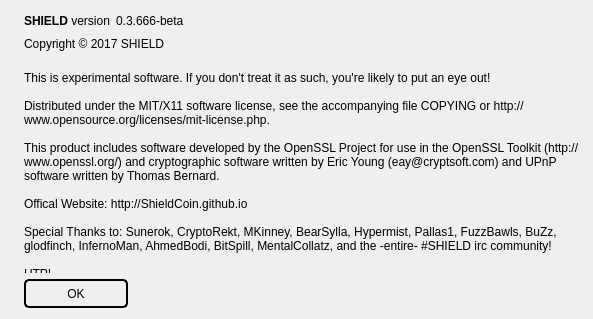
This is src/qt/forms/aboutdialog.ui in ShieldCoin/SHIELD-v2-old as Qt 5 draws it before an edit. The edited form follows.
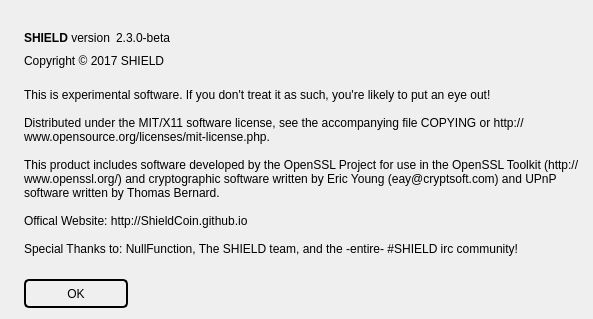
This is the edited form. Icons and pictures are not drawn.

Commit message: Update for Windows qt wallet

What changed in the file:
```diff
--- a/src/qt/forms/aboutdialog.ui
+++ b/src/qt/forms/aboutdialog.ui
@@ -13,6 +13,1276 @@
   <property name="windowTitle">
    <string>About SHIELD</string>
   </property>
+  <property name="styleSheet">
+   <string notr="true">/*
+ * The MIT License (MIT)
+ *
+ * Copyright (c) &lt;2013-2014&gt; &lt;Colin Duquesnoy&gt;
+ *
+ * Permission is hereby granted, free of charge, to any person obtaining a copy
+ * of this software and associated documentation files (the &quot;Software&quot;), to deal
+ * in the Software without restriction, including without limitation the rights
+ * to use, copy, modify, merge, publish, distribute, sublicense, and/or sell
+ * copies of the Software, and to permit persons to whom the Software is
+ * furnished to do so, subject to the following conditions:
+
+ * The above copyright notice and this permission notice shall be included in
+ * all copies or substantial portions of the Software.
+
+ * THE SOFTWARE IS PROVIDED &quot;AS IS&quot;, WITHOUT WARRANTY OF ANY KIND, EXPRESS OR
+ * IMPLIED, INCLUDING BUT NOT LIMITED TO THE WARRANTIES OF MERCHANTABILITY,
+ * FITNESS FOR A PARTICULAR PURPOSE AND NONINFRINGEMENT. IN NO EVENT SHALL THE
+ * AUTHORS OR COPYRIGHT HOLDERS BE LIABLE FOR ANY CLAIM, DAMAGES OR OTHER
+ * LIABILITY, WHETHER IN AN ACTION OF CONTRACT, TORT OR OTHERWISE, ARISING FROM,
+ * OUT OF OR IN CONNECTION WITH THE SOFTWARE OR THE USE OR OTHER DEALINGS IN
+ * THE SOFTWARE.
+ */
+QToolTip
+{
+    border: 1px solid #76797C;
+    background-color: rgb(90, 102, 117);;
+    color: white;
+    padding: 5px;
+    opacity: 200;
+}
+
+QWidget
+{
+    color: #eff0f1;
+    background-color: #31363b;
+    selection-background-color:#3daee9;
+    selection-color: #eff0f1;
+    background-clip: border;
+    border-image: none;
+    border: 0px transparent black;
+    outline: 0;
+}
+
+QWidget:item:hover
+{
+    background-color: #18465d;
+    color: #eff0f1;
+}
+
+QWidget:item:selected
+{
+    background-color: #18465d;
+}
+
+QCheckBox
+{
+    spacing: 5px;
+    outline: none;
+    color: #eff0f1;
+    margin-bottom: 2px;
+}
+
+QCheckBox:disabled
+{
+    color: #76797C;
+}
+
+QCheckBox::indicator,
+QGroupBox::indicator
+{
+    width: 18px;
+    height: 18px;
+}
+QGroupBox::indicator
+{
+    margin-left: 2px;
+}
+
+QCheckBox::indicator:unchecked
+{
+    image: url(:/qss_icons/rc/checkbox_unchecked.png);
+}
+
+QCheckBox::indicator:unchecked:hover,
+QCheckBox::indicator:unchecked:focus,
+QCheckBox::indicator:unchecked:pressed,
+QGroupBox::indicator:unchecked:hover,
+QGroupBox::indicator:unchecked:focus,
+QGroupBox::indicator:unchecked:pressed
+{
+  border: none;
+    image: url(:/qss_icons/rc/checkbox_unchecked_focus.png);
+}
+
+QCheckBox::indicator:checked
+{
+    image: url(:/qss_icons/rc/checkbox_checked.png);
+}
+
+QCheckBox::indicator:checked:hover,
+QCheckBox::indicator:checked:focus,
+QCheckBox::indicator:checked:pressed,
+QGroupBox::indicator:checked:hover,
+QGroupBox::indicator:checked:focus,
+QGroupBox::indicator:checked:pressed
+{
+  border: none;
+    image: url(:/qss_icons/rc/checkbox_checked_focus.png);
+}
+
+
+QCheckBox::indicator:indeterminate
+{
+    image: url(:/qss_icons/rc/checkbox_indeterminate.png);
+}
+
+QCheckBox::indicator:indeterminate:focus,
+QCheckBox::indicator:indeterminate:hover,
+QCheckBox::indicator:indeterminate:pressed
+{
+    image: url(:/qss_icons/rc/checkbox_indeterminate_focus.png);
+}
+
+QCheckBox::indicator:checked:disabled,
+QGroupBox::indicator:checked:disabled
+{
+    image: url(:/qss_icons/rc/checkbox_checked_disabled.png);
+}
+
+QCheckBox::indicator:unchecked:disabled,
+QGroupBox::indicator:unchecked:disabled
+{
+    image: url(:/qss_icons/rc/checkbox_unchecked_disabled.png);
+}
+
+QRadioButton
+{
+    spacing: 5px;
+    outline: none;
+    color: #eff0f1;
+    margin-bottom: 2px;
+}
+
+QRadioButton:disabled
+{
+    color: #76797C;
+}
+QRadioButton::indicator
+{
+    width: 21px;
+    height: 21px;
+}
+
+QRadioButton::indicator:unchecked
+{
+    image: url(:/qss_icons/rc/radio_unchecked.png);
+}
+
+
+QRadioButton::indicator:unchecked:hover,
+QRadioButton::indicator:unchecked:focus,
+QRadioButton::indicator:unchecked:pressed
+{
+    border: none;
+    outline: none;
+    image: url(:/qss_icons/rc/radio_unchecked_focus.png);
+}
+
+QRadioButton::indicator:checked
+{
+    border: none;
+    outline: none;
+    image: url(:/qss_icons/rc/radio_checked.png);
+}
+
+QRadioButton::indicator:checked:hover,
+QRadioButton::indicator:checked:focus,
+QRadioButton::indicator:checked:pressed
+{
+    border: none;
+    outline: none;
+    image: url(:/qss_icons/rc/radio_checked_focus.png);
+}
+
+QRadioButton::indicator:checked:disabled
+{
+    outline: none;
+    image: url(:/qss_icons/rc/radio_checked_disabled.png);
+}
+
+QRadioButton::indicator:unchecked:disabled
+{
+    image: url(:/qss_icons/rc/radio_unchecked_disabled.png);
+}
+
+
+QMenuBar
+{
+    background-color: #31363b;
+    color: #eff0f1;
+}
+
+QMenuBar::item
+{
+    background: transparent;
+}
+
+QMenuBar::item:selected
+{
+    background: transparent;
+    border: 1px solid #76797C;
+}
+
+QMenuBar::item:pressed
+{
+    border: 1px solid #76797C;
+    background-color: #3daee9;
+    color: #eff0f1;
+    margin-bottom:-1px;
+    padding-bottom:1px;
+}
+
+QMenu
+{
+    border: 1px solid #76797C;
+    color: #eff0f1;
+    margin: 2px;
+}
+
+QMenu::icon
+{
+    margin: 5px;
+}
+
+QMenu::item
+{
+    padding: 5px 30px 5px 30px;
+    border: 1px solid transparent; /* reserve space for selection border */
+}
+
+QMenu::item:selected
+{
+    color: #eff0f1;
+}
+
+QMenu::separator {
+    height: 2px;
+    background: lightblue;
+    margin-left: 10px;
+    margin-right: 5px;
+}
+
+QMenu::indicator {
+    width: 18px;
+    height: 18px;
+}
+
+/* non-exclusive indicator = check box style indicator
+   (see QActionGroup::setExclusive) */
+QMenu::indicator:non-exclusive:unchecked {
+    image: url(:/qss_icons/rc/checkbox_unchecked.png);
+}
+
+QMenu::indicator:non-exclusive:unchecked:selected {
+    image: url(:/qss_icons/rc/checkbox_unchecked_disabled.png);
+}
+
+QMenu::indicator:non-exclusive:checked {
+    image: url(:/qss_icons/rc/checkbox_checked.png);
+}
+
+QMenu::indicator:non-exclusive:checked:selected {
+    image: url(:/qss_icons/rc/checkbox_checked_disabled.png);
+}
+
+/* exclusive indicator = radio button style indicator (see QActionGroup::setExclusive) */
+QMenu::indicator:exclusive:unchecked {
+    image: url(:/qss_icons/rc/radio_unchecked.png);
+}
+
+QMenu::indicator:exclusive:unchecked:selected {
+    image: url(:/qss_icons/rc/radio_unchecked_disabled.png);
+}
+
+QMenu::indicator:exclusive:checked {
+    image: url(:/qss_icons/rc/radio_checked.png);
+}
+
+QMenu::indicator:exclusive:checked:selected {
+    image: url(:/qss_icons/rc/radio_checked_disabled.png);
+}
+
+QMenu::right-arrow {
+    margin: 5px;
+    image: url(:/qss_icons/rc/right_arrow.png)
+}
+
+
+QWidget:disabled
+{
+    color: #454545;
+    background-color: #31363b;
+}
+
+QAbstractItemView
+{
+    alternate-background-color: #31363b;
+    color: #eff0f1;
+    border: 1px solid 3A3939;
+    border-radius: 2px;
+}
+
+QWidget:focus, QMenuBar:focus
+{
+    border: 1px solid #3daee9;
+}
+
+QTabWidget:focus, QCheckBox:focus, QRadioButton:focus, QSlider:focus
+{
+    border: none;
+}
+
+QLineEdit
+{
+    background-color: #232629;
+    padding: 5px;
+    border-style: solid;
+    border: 1px solid #76797C;
+    border-radius: 2px;
+    color: #eff0f1;
+}
+
+QAbstractItemView QLineEdit
+{
+    padding: 0;
+}
+
+QGroupBox {
+    border:1px solid #76797C;
+    border-radius: 2px;
+    margin-top: 20px;
+}
+
+QGroupBox::title {
+    subcontrol-origin: margin;
+    subcontrol-position: top center;
+    padding-left: 10px;
+    padding-right: 10px;
+    padding-top: 10px;
+}
+
+QAbstractScrollArea
+{
+    border-radius: 2px;
+    border: 1px solid #76797C;
+    background-color: transparent;
+}
+
+QScrollBar:horizontal
+{
+    height: 15px;
+    margin: 3px 15px 3px 15px;
+    border: 1px transparent #2A2929;
+    border-radius: 4px;
+    background-color: #2A2929;
+}
+
+QScrollBar::handle:horizontal
+{
+    background-color: #605F5F;
+    min-width: 5px;
+    border-radius: 4px;
+}
+
+QScrollBar::add-line:horizontal
+{
+    margin: 0px 3px 0px 3px;
+    border-image: url(:/qss_icons/rc/right_arrow_disabled.png);
+    width: 10px;
+    height: 10px;
+    subcontrol-position: right;
+    subcontrol-origin: margin;
+}
+
+QScrollBar::sub-line:horizontal
+{
+    margin: 0px 3px 0px 3px;
+    border-image: url(:/qss_icons/rc/left_arrow_disabled.png);
+    height: 10px;
+    width: 10px;
+    subcontrol-position: left;
+    subcontrol-origin: margin;
+}
+
+QScrollBar::add-line:horizontal:hover,QScrollBar::add-line:horizontal:on
+{
+    border-image: url(:/qss_icons/rc/right_arrow.png);
+    height: 10px;
+    width: 10px;
+    subcontrol-position: right;
+    subcontrol-origin: margin;
+}
+
+
+QScrollBar::sub-line:horizontal:hover, QScrollBar::sub-line:horizontal:on
+{
+    border-image: url(:/qss_icons/rc/left_arrow.png);
+    height: 10px;
+    width: 10px;
+    subcontrol-position: left;
+    subcontrol-origin: margin;
+}
+
+QScrollBar::up-arrow:horizontal, QScrollBar::down-arrow:horizontal
+{
+    background: none;
+}
+
+
+QScrollBar::add-page:horizontal, QScrollBar::sub-page:horizontal
+{
+    background: none;
+}
+
+QScrollBar:vertical
+{
+    background-color: #2A2929;
+    width: 15px;
+    margin: 15px 3px 15px 3px;
+    border: 1px transparent #2A2929;
+    border-radius: 4px;
+}
+
+QScrollBar::handle:vertical
+{
+    background-color: #605F5F;
+    min-height: 5px;
+    border-radius: 4px;
+}
+
+QScrollBar::sub-line:vertical
+{
+    margin: 3px 0px 3px 0px;
+    border-image: url(:/qss_icons/rc/up_arrow_disabled.png);
+    height: 10px;
+    width: 10px;
+    subcontrol-position: top;
+    subcontrol-origin: margin;
+}
+
+QScrollBar::add-line:vertical
+{
+    margin: 3px 0px 3px 0px;
+    border-image: url(:/qss_icons/rc/down_arrow_disabled.png);
+    height: 10px;
+    width: 10px;
+    subcontrol-position: bottom;
+    subcontrol-origin: margin;
+}
+
+QScrollBar::sub-line:vertical:hover,QScrollBar::sub-line:vertical:on
+{
+
+    border-image: url(:/qss_icons/rc/up_arrow.png);
+    height: 10px;
+    width: 10px;
+    subcontrol-position: top;
+    subcontrol-origin: margin;
+}
+
+
+QScrollBar::add-line:vertical:hover, QScrollBar::add-line:vertical:on
+{
+    border-image: url(:/qss_icons/rc/down_arrow.png);
+    height: 10px;
+    width: 10px;
+    subcontrol-position: bottom;
+    subcontrol-origin: margin;
+}
+
+QScrollBar::up-arrow:vertical, QScrollBar::down-arrow:vertical
+{
+    background: none;
+}
+
+
+QScrollBar::add-page:vertical, QScrollBar::sub-page:vertical
+{
+    background: none;
+}
+
+QTextEdit
+{
+    background-color: #232629;
+    color: #eff0f1;
+    border: 1px solid #76797C;
+}
+
+QPlainTextEdit
+{
+    background-color: #232629;;
+    color: #eff0f1;
+    border-radius: 2px;
+    border: 1px solid #76797C;
+}
+
+QHeaderView::section
+{
+    background-color: #76797C;
+    color: #eff0f1;
+    padding: 5px;
+    border: 1px solid #76797C;
+}
+
+QSizeGrip {
+    image: url(:/qss_icons/rc/sizegrip.png);
+    width: 12px;
+    height: 12px;
+}
+
+
+QMainWindow::separator
+{
+    background-color: #31363b;
+    color: white;
+    padding-left: 4px;
+    spacing: 2px;
+    border: 1px dashed #76797C;
+}
+
+QMainWindow::separator:hover
+{
+
+    background-color: #787876;
+    color: white;
+    padding-left: 4px;
+    border: 1px solid #76797C;
+    spacing: 2px;
+}
+
+
+QMenu::separator
+{
+    height: 1px;
+    background-color: #76797C;
+    color: white;
+    padding-left: 4px;
+    margin-left: 10px;
+    margin-right: 5px;
+}
+
+
+QFrame
+{
+    border-radius: 2px;
+    border: 1px solid #76797C;
+}
+
+QFrame[frameShape=&quot;0&quot;]
+{
+    border-radius: 2px;
+    border: 1px transparent #76797C;
+}
+
+QStackedWidget
+{
+    border: 1px transparent black;
+}
+
+QToolBar {
+    border: 1px transparent #393838;
+    background: 1px solid #31363b;
+    font-weight: bold;
+}
+
+QToolBar::handle:horizontal {
+    image: url(:/qss_icons/rc/Hmovetoolbar.png);
+}
+QToolBar::handle:vertical {
+    image: url(:/qss_icons/rc/Vmovetoolbar.png);
+}
+QToolBar::separator:horizontal {
+    image: url(:/qss_icons/rc/Hsepartoolbar.png);
+}
+QToolBar::separator:vertical {
+    image: url(:/qss_icons/rc/Vsepartoolbar.png);
+}
+QToolButton#qt_toolbar_ext_button {
+    background: #58595a
+}
+
+QPushButton
+{
+    color: #eff0f1;
+    background-color: #31363b;
+    border-width: 1px;
+    border-color: #76797C;
+    border-style: solid;
+    padding: 5px;
+    border-radius: 2px;
+    outline: none;
+}
+
+QPushButton:disabled
+{
+    background-color: #31363b;
+    border-width: 1px;
+    border-color: #454545;
+    border-style: solid;
+    padding-top: 5px;
+    padding-bottom: 5px;
+    padding-left: 10px;
+    padding-right: 10px;
+    border-radius: 2px;
+    color: #454545;
+}
+
+QPushButton:focus {
+    background-color: #3daee9;
+    color: white;
+}
+
+QPushButton:pressed
+{
+    background-color: #3daee9;
+    padding-top: -15px;
+    padding-bottom: -17px;
+}
+
+QComboBox
+{
+    selection-background-color: #3daee9;
+    border-style: solid;
+    border: 1px solid #76797C;
+    border-radius: 2px;
+    padding: 5px;
+    min-width: 75px;
+}
+
+QPushButton:checked{
+    background-color: #76797C;
+    border-color: #6A6969;
+}
+
+QComboBox:hover,QPushButton:hover,QAbstractSpinBox:hover,QLineEdit:hover,QTextEdit:hover,QPlainTextEdit:hover,QAbstractView:hover,QTreeView:hover
+{
+    border: 1px solid #3daee9;
+    color: #eff0f1;
+}
+
+QComboBox:on
+{
+    padding-top: 3px;
+    padding-left: 4px;
+    selection-background-color: #4a4a4a;
+}
+
+QComboBox QAbstractItemView
+{
+    background-color: #232629;
+    border-radius: 2px;
+    border: 1px solid #76797C;
+    selection-background-color: #18465d;
+}
+
+QComboBox::drop-down
+{
+    subcontrol-origin: padding;
+    subcontrol-position: top right;
+    width: 15px;
+
+    border-left-width: 0px;
+    border-left-color: darkgray;
+    border-left-style: solid;
+    border-top-right-radius: 3px;
+    border-bottom-right-radius: 3px;
+}
+
+QComboBox::down-arrow
+{
+    image: url(:/qss_icons/rc/down_arrow_disabled.png);
+}
+
+QComboBox::down-arrow:on, QComboBox::down-arrow:hover,
+QComboBox::down-arrow:focus
+{
+    image: url(:/qss_icons/rc/down_arrow.png);
+}
+
+QAbstractSpinBox {
+    padding: 5px;
+    border: 1px solid #76797C;
+    background-color: #232629;
+    color: #eff0f1;
+    border-radius: 2px;
+    min-width: 75px;
+}
+
+QAbstractSpinBox:up-button
+{
+    background-color: transparent;
+    subcontrol-origin: border;
+    subcontrol-position: center right;
+}
+
+QAbstractSpinBox:down-button
+{
+    background-color: transparent;
+    subcontrol-origin: border;
+    subcontrol-position: center left;
+}
+
+QAbstractSpinBox::up-arrow,QAbstractSpinBox::up-arrow:disabled,QAbstractSpinBox::up-arrow:off {
+    image: url(:/qss_icons/rc/up_arrow_disabled.png);
+    width: 10px;
+    height: 10px;
+}
+QAbstractSpinBox::up-arrow:hover
+{
+    image: url(:/qss_icons/rc/up_arrow.png);
+}
+
+
+QAbstractSpinBox::down-arrow,QAbstractSpinBox::down-arrow:disabled,QAbstractSpinBox::down-arrow:off
+{
+    image: url(:/qss_icons/rc/down_arrow_disabled.png);
+    width: 10px;
+    height: 10px;
+}
+QAbstractSpinBox::down-arrow:hover
+{
+    image: url(:/qss_icons/rc/down_arrow.png);
+}
+
+
+QLabel
+{
+    border: 0px solid black;
+}
+
+QTabWidget{
+    border: 0px transparent black;
+}
+
+QTabWidget::pane {
+    border: 1px solid #76797C;
+    padding: 5px;
+    margin: 0px;
+}
+
+QTabWidget::tab-bar {
+    left: 5px; /* move to the right by 5px */
+}
+
+QTabBar
+{
+    qproperty-drawBase: 0;
+    border-radius: 3px;
+}
+
+QTabBar:focus
+{
+    border: 0px transparent black;
+}
+
+QTabBar::close-button  {
+    image: url(:/qss_icons/rc/close.png);
+    background: transparent;
+}
+
+QTabBar::close-button:hover
+{
+    image: url(:/qss_icons/rc/close-hover.png);
+    background: transparent;
+}
+
+QTabBar::close-button:pressed {
+    image: url(:/qss_icons/rc/close-pressed.png);
+    background: transparent;
+}
+
+/* TOP TABS */
+QTabBar::tab:top {
+    color: #eff0f1;
+    border: 1px solid #76797C;
+    border-bottom: 1px transparent black;
+    background-color: #31363b;
+    padding: 5px;
+    min-width: 50px;
+    border-top-left-radius: 2px;
+    border-top-right-radius: 2px;
+}
+
+QTabBar::tab:top:!selected
+{
+    color: #eff0f1;
+    background-color: #54575B;
+    border: 1px solid #76797C;
+    border-bottom: 1px transparent black;
+    border-top-left-radius: 2px;
+    border-top-right-radius: 2px;    
+}
+
+QTabBar::tab:top:!selected:hover {
+    background-color: #3daee9;
+}
+
+/* BOTTOM TABS */
+QTabBar::tab:bottom {
+    color: #eff0f1;
+    border: 1px solid #76797C;
+    border-top: 1px transparent black;
+    background-color: #31363b;
+    padding: 5px;
+    border-bottom-left-radius: 2px;
+    border-bottom-right-radius: 2px;
+    min-width: 50px;
+}
+
+QTabBar::tab:bottom:!selected
+{
+    color: #eff0f1;
+    background-color: #54575B;
+    border: 1px solid #76797C;
+    border-top: 1px transparent black;
+    border-bottom-left-radius: 2px;
+    border-bottom-right-radius: 2px;
+}
+
+QTabBar::tab:bottom:!selected:hover {
+    background-color: #3daee9;
+}
+
+/* LEFT TABS */
+QTabBar::tab:left {
+    color: #eff0f1;
+    border: 1px solid #76797C;
+    border-left: 1px transparent black;
+    background-color: #31363b;
+    padding: 5px;
+    border-top-right-radius: 2px;
+    border-bottom-right-radius: 2px;
+    min-height: 50px;
+}
+
+QTabBar::tab:left:!selected
+{
+    color: #eff0f1;
+    background-color: #54575B;
+    border: 1px solid #76797C;
+    border-left: 1px transparent black;
+    border-top-right-radius: 2px;
+    border-bottom-right-radius: 2px;
+}
+
+QTabBar::tab:left:!selected:hover {
+    background-color: #3daee9;
+}
+
+
+/* RIGHT TABS */
+QTabBar::tab:right {
+    color: #eff0f1;
+    border: 1px solid #76797C;
+    border-right: 1px transparent black;
+    background-color: #31363b;
+    padding: 5px;
+    border-top-left-radius: 2px;
+    border-bottom-left-radius: 2px;
+    min-height: 50px;
+}
+
+QTabBar::tab:right:!selected
+{
+    color: #eff0f1;
+    background-color: #54575B;
+    border: 1px solid #76797C;
+    border-right: 1px transparent black;
+    border-top-left-radius: 2px;
+    border-bottom-left-radius: 2px;
+}
+
+QTabBar::tab:right:!selected:hover {
+    background-color: #3daee9;
+}
+
+QTabBar QToolButton::right-arrow:enabled {
+     image: url(:/qss_icons/rc/right_arrow.png);
+ }
+
+ QTabBar QToolButton::left-arrow:enabled {
+     image: url(:/qss_icons/rc/left_arrow.png);
+ }
+
+QTabBar QToolButton::right-arrow:disabled {
+     image: url(:/qss_icons/rc/right_arrow_disabled.png);
+ }
+
+ QTabBar QToolButton::left-arrow:disabled {
+     image: url(:/qss_icons/rc/left_arrow_disabled.png);
+ }
+
+
+QDockWidget {
+    background: #31363b;
+    border: 1px solid #403F3F;
+    titlebar-close-icon: url(:/qss_icons/rc/close.png);
+    titlebar-normal-icon: url(:/qss_icons/rc/undock.png);
+}
+
+QDockWidget::close-button, QDockWidget::float-button {
+    border: 1px solid transparent;
+    border-radius: 2px;
+    background: transparent;
+}
+
+QDockWidget::close-button:hover, QDockWidget::float-button:hover {
+    background: rgba(255, 255, 255, 10);
+}
+
+QDockWidget::close-button:pressed, QDockWidget::float-button:pressed {
+    padding: 1px -1px -1px 1px;
+    background: rgba(255, 255, 255, 10);
+}
+
+QTreeView, QListView
+{
+    border: 1px solid #76797C;
+    background-color: #232629;
+}
+
+QTreeView:branch:selected, QTreeView:branch:hover
+{
+    background: url(:/qss_icons/rc/transparent.png);
+}
+
+QTreeView::branch:has-siblings:!adjoins-item {
+    border-image: url(:/qss_icons/rc/transparent.png);
+}
+
+QTreeView::branch:has-siblings:adjoins-item {
+    border-image: url(:/qss_icons/rc/transparent.png);
+}
+
+QTreeView::branch:!has-children:!has-siblings:adjoins-item {
+    border-image: url(:/qss_icons/rc/transparent.png);
+}
+
+QTreeView::branch:has-children:!has-siblings:closed,
+QTreeView::branch:closed:has-children:has-siblings {
+    image: url(:/qss_icons/rc/branch_closed.png);
+}
+
+QTreeView::branch:open:has-children:!has-siblings,
+QTreeView::branch:open:has-children:has-siblings  {
+    image: url(:/qss_icons/rc/branch_open.png);
+}
+
+QTreeView::branch:has-children:!has-siblings:closed:hover,
+QTreeView::branch:closed:has-children:has-siblings:hover {
+    image: url(:/qss_icons/rc/branch_closed-on.png);
+    }
+
+QTreeView::branch:open:has-children:!has-siblings:hover,
+QTreeView::branch:open:has-children:has-siblings:hover  {
+    image: url(:/qss_icons/rc/branch_open-on.png);
+    }
+
+QListView::item:!selected:hover, QTreeView::item:!selected:hover  {
+    background: #18465d;
+    outline: 0;
+    color: #eff0f1
+}
+
+QListView::item:selected:hover, QTreeView::item:selected:hover  {
+    background: #287399;
+    color: #eff0f1;
+}
+
+QSlider::groove:horizontal {
+    border: 1px solid #565a5e;
+    height: 4px;
+    background: #565a5e;
+    margin: 0px;
+    border-radius: 2px;
+}
+
+QSlider::handle:horizontal {
+    background: #232629;
+    border: 1px solid #565a5e;
+    width: 16px;
+    height: 16px;
+    margin: -8px 0;
+    border-radius: 9px;
+}
+
+QSlider::groove:vertical {
+    border: 1px solid #565a5e;
+    width: 4px;
+    background: #565a5e;
+    margin: 0px;
+    border-radius: 3px;
+}
+
+QSlider::handle:vertical {
+    background: #232629;
+    border: 1px solid #565a5e;
+    width: 16px;
+    height: 16px;
+    margin: 0 -8px;
+    border-radius: 9px;
+}
+
+QToolButton {
+    background-color: transparent;
+    border: 1px transparent #76797C;
+    border-radius: 2px;
+    margin: 3px;
+    padding: 5px;
+}
+
+QToolButton[popupMode=&quot;1&quot;] { /* only for MenuButtonPopup */
+ padding-right: 20px; /* make way for the popup button */
+ border: 1px #76797C;
+ border-radius: 5px;
+}
+
+QToolButton[popupMode=&quot;2&quot;] { /* only for InstantPopup */
+ padding-right: 10px; /* make way for the popup button */
+ border: 1px #76797C;
+}
+
+
+QToolButton:hover, QToolButton::menu-button:hover {
+    background-color: transparent;
+    border: 1px solid #3daee9;
+    padding: 5px;
+}
+
+QToolButton:checked, QToolButton:pressed,
+        QToolButton::menu-button:pressed {
+    background-color: #3daee9;
+    border: 1px solid #3daee9;
+    padding: 5px;
+}
+
+/* the subcontrol below is used only in the InstantPopup or DelayedPopup mode */
+QToolButton::menu-indicator {
+    image: url(:/qss_icons/rc/down_arrow.png);
+    top: -7px; left: -2px; /* shift it a bit */
+}
+
+/* the subcontrols below are used only in the MenuButtonPopup mode */
+QToolButton::menu-button {
+    border: 1px transparent #76797C;
+    border-top-right-radius: 6px;
+    border-bottom-right-radius: 6px;
+    /* 16px width + 4px for border = 20px allocated above */
+    width: 16px;
+    outline: none;
+}
+
+QToolButton::menu-arrow {
+    image: url(:/qss_icons/rc/down_arrow.png);
+}
+
+QToolButton::menu-arrow:open {
+    border: 1px solid #76797C;
+}
+
+QPushButton::menu-indicator  {
+    subcontrol-origin: padding;
+    subcontrol-position: bottom right;
+    left: 8px;
+}
+
+QTableView
+{
+    border: 1px solid #76797C;
+    gridline-color: #31363b;
+    background-color: #232629;
+}
+
+
+QTableView, QHeaderView
+{
+    border-radius: 0px;
+}
+
+QTableView::item:pressed, QListView::item:pressed, QTreeView::item:pressed  {
+    background: #18465d;
+    color: #eff0f1;
+}
+
+QTableView::item:selected:active, QTreeView::item:selected:active, QListView::item:selected:active  {
+    background: #287399;
+    color: #eff0f1;
+}
+
+
+QHeaderView
+{
+    background-color: #31363b;
+    border: 1px transparent;
+    border-radius: 0px;
+    margin: 0px;
+    padding: 0px;
+
+}
+
+QHeaderView::section  {
+    background-color: #31363b;
+    color: #eff0f1;
+    padding: 5px;
+    border: 1px solid #76797C;
+    border-radius: 0px;
+    text-align: center;
+}
+
+QHeaderView::section::vertical::first, QHeaderView::section::vertical::only-one
+{
+    border-top: 1px solid #76797C;
+}
+
+QHeaderView::section::vertical
+{
+    border-top: transparent;
+}
+
+QHeaderView::section::horizontal::first, QHeaderView::section::horizontal::only-one
+{
+    border-left: 1px solid #76797C;
+}
+
+QHeaderView::section::horizontal
+{
+    border-left: transparent;
+}
+
+
+QHeaderView::section:checked
+ {
+    color: white;
+    background-color: #334e5e;
+ }
+
+ /* style the sort indicator */
+QHeaderView::down-arrow {
+    image: url(:/qss_icons/rc/down_arrow.png);
+}
+
+QHeaderView::up-arrow {
+    image: url(:/qss_icons/rc/up_arrow.png);
+}
+
+
+QTableCornerButton::section {
+    background-color: #31363b;
+    border: 1px transparent #76797C;
+    border-radius: 0px;
+}
+
+QToolBox  {
+    padding: 5px;
+    border: 1px transparent black;
+}
+
+QToolBox::tab {
+    color: #eff0f1;
+    background-color: #31363b;
+    border: 1px solid #76797C;
+    border-bottom: 1px transparent #31363b;
+    border-top-left-radius: 5px;
+    border-top-right-radius: 5px;
+}
+
+QToolBox::tab:selected { /* italicize selected tabs */
+    font: italic;
+    background-color: #31363b;
+    border-color: #3daee9;
+ }
+
+QStatusBar::item {
+    border: 0px transparent dark;
+ }
+
+
+QFrame[height=&quot;3&quot;], QFrame[width=&quot;3&quot;] {
+    background-color: #76797C;
+}
+
+
+QSplitter::handle {
+    border: 1px dashed #76797C;
+}
+
+QSplitter::handle:hover {
+    background-color: #787876;
+    border: 1px solid #76797C;
+}
+
+QSplitter::handle:horizontal {
+    width: 1px;
+}
+
+QSplitter::handle:vertical {
+    height: 1px;
+}
+
+QProgressBar {
+    border: 1px solid #76797C;
+    border-radius: 5px;
+    text-align: center;
+}
+
+QProgressBar::chunk {
+    background-color: #05B8CC;
+}
+
+QDateEdit
+{
+    selection-background-color: #3daee9;
+    border-style: solid;
+    border: 1px solid #3375A3;
+    border-radius: 2px;
+    padding: 1px;
+    min-width: 75px;
+}
+
+QDateEdit:on
+{
+    padding-top: 3px;
+    padding-left: 4px;
+    selection-background-color: #4a4a4a;
+}
+
+QDateEdit QAbstractItemView
+{
+    background-color: #232629;
+    border-radius: 2px;
+    border: 1px solid #3375A3;
+    selection-background-color: #3daee9;
+}
+
+QDateEdit::drop-down
+{
+    subcontrol-origin: padding;
+    subcontrol-position: top right;
+    width: 15px;
+    border-left-width: 0px;
+    border-left-color: darkgray;
+    border-left-style: solid;
+    border-top-right-radius: 3px;
+    border-bottom-right-radius: 3px;
+}
+
+QDateEdit::down-arrow
+{
+    image: url(:/qss_icons/rc/down_arrow_disabled.png);
+}
+
+QDateEdit::down-arrow:on, QDateEdit::down-arrow:hover,
+QDateEdit::down-arrow:focus
+{
+    image: url(:/qss_icons/rc/down_arrow.png);
+}
+</string>
+  </property>
   <layout class="QHBoxLayout" name="horizontalLayout_2">
    <item>
     <widget class="QLabel" name="label_4">
@@ -63,7 +1333,7 @@
           <cursorShape>IBeamCursor</cursorShape>
          </property>
          <property name="text">
-          <string notr="true">0.3.666-beta</string>
+          <string notr="true">2.3.0-beta</string>
          </property>
          <property name="textInteractionFlags">
           <set>Qt::LinksAccessibleByMouse|Qt::TextSelectableByKeyboard|Qt::TextSelectableByMouse</set>
@@ -113,9 +1383,7 @@
 
 Offical Website: http://ShieldCoin.github.io
 
-Special Thanks to: Sunerok, CryptoRekt, MKinney, BearSylla, Hypermist, Pallas1, FuzzBawls, BuZz, glodfinch, InfernoMan, AhmedBodi, BitSpill, MentalCollatz, and the -entire- #SHIELD irc community!
-
-HTP!</string>
+Special Thanks to: NullFunction, The SHIELD team, and the -entire- #SHIELD irc community!</string>
        </property>
        <property name="wordWrap">
         <bool>true</bool>
```
The commit also changes 93 other files.
